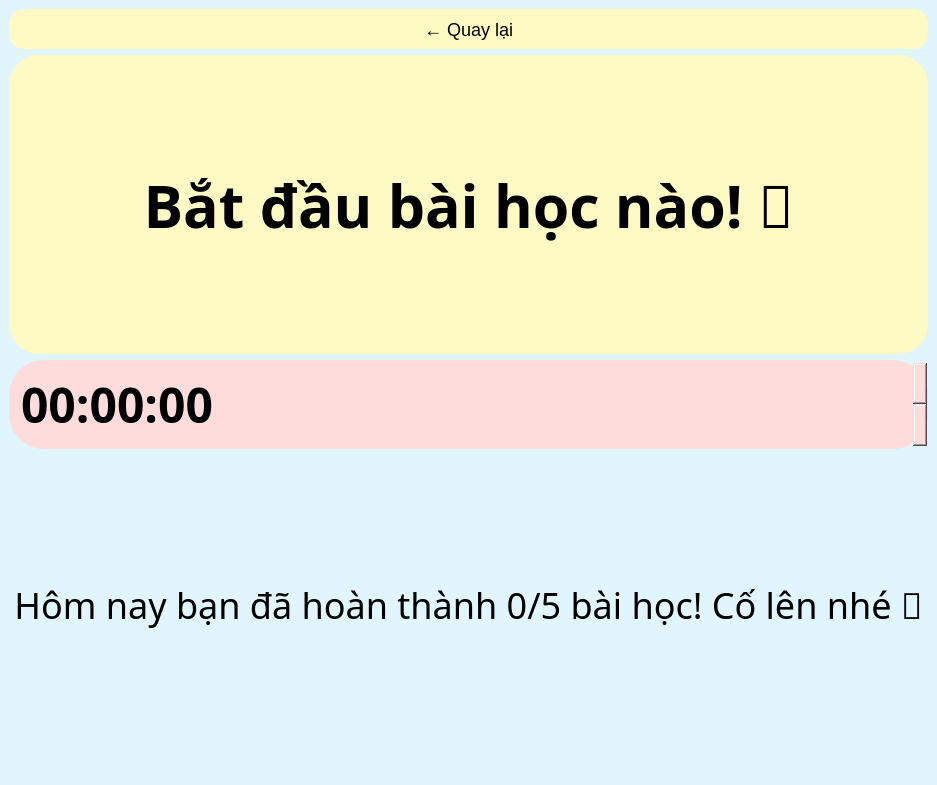
The window that SPCK_PTA09/Final/SPCK_PTA09_My/GUI/study_timer.ui (NguyenNhatHuynh/SPCK_Mindx) describes before a commit, drawn with Qt 5.
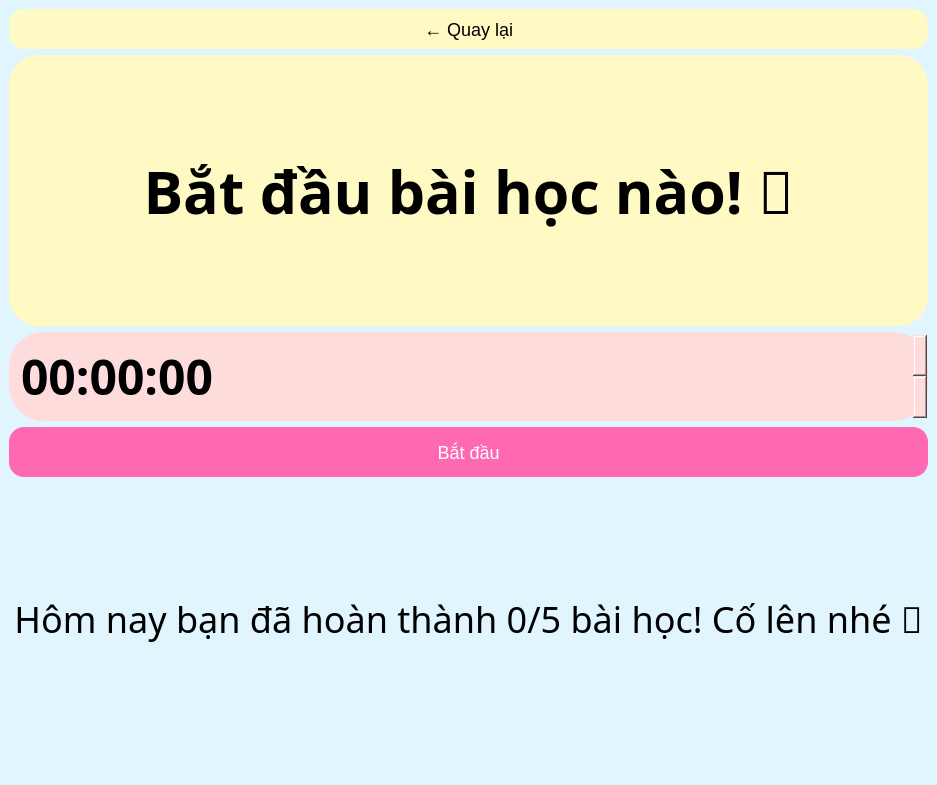
The same window after the commit.

```diff
--- a/SPCK_PTA09/Final/SPCK_PTA09_My/GUI/study_timer.ui
+++ b/SPCK_PTA09/Final/SPCK_PTA09_My/GUI/study_timer.ui
@@ -86,6 +86,22 @@
       </property>
      </widget>
     </item>
+    <item>
+     <widget class="QPushButton" name="btn_start">
+      <property name="text">
+       <string>Bắt đầu</string>
+      </property>
+      <property name="minimumSize">
+       <size>
+        <width>200</width>
+        <height>50</height>
+       </size>
+      </property>
+      <property name="styleSheet">
+       <string notr="true">background-color: #FF69B4; border-radius: 15px; font-size: 18px; color: white;</string>
+      </property>
+     </widget>
+    </item>
     <item>
      <widget class="QLabel" name="progressLabel">
       <property name="font">
```
Left out of the diff: 2 changed lines with no effect on the pictures.
